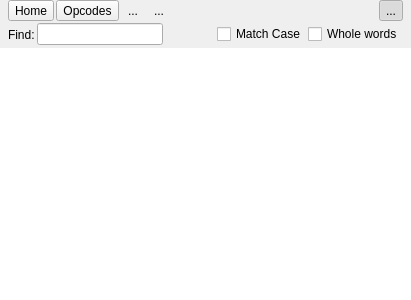
First picture: the form in src/dockhelp.ui, repository CsoundQt/CsoundQt, before the edit.
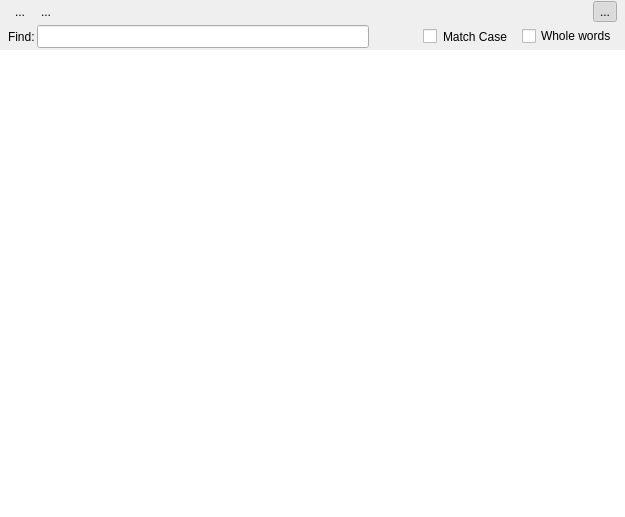
Second picture: the form after the edit. Icons and pictures are not drawn.

Diff of the .ui file:
```diff
--- a/src/dockhelp.ui
+++ b/src/dockhelp.ui
@@ -6,8 +6,8 @@
    <rect>
     <x>0</x>
     <y>0</y>
-    <width>411</width>
-    <height>300</height>
+    <width>625</width>
+    <height>517</height>
    </rect>
   </property>
   <property name="windowTitle">
@@ -41,21 +41,7 @@
       <property name="verticalSpacing">
        <number>0</number>
       </property>
-      <item row="0" column="2">
-       <widget class="QToolButton" name="backButton">
-        <property name="text">
-         <string>...</string>
-        </property>
-        <property name="icon">
-         <iconset resource="application.qrc">
-          <normaloff>:/images/br_prev.png</normaloff>:/images/br_prev.png</iconset>
-        </property>
-        <property name="autoRaise">
-         <bool>true</bool>
-        </property>
-       </widget>
-      </item>
-      <item row="0" column="4">
+      <item row="0" column="9">
        <spacer name="horizontalSpacer">
         <property name="orientation">
          <enum>Qt::Horizontal</enum>
@@ -68,7 +54,27 @@
         </property>
        </spacer>
       </item>
-      <item row="0" column="3">
+      <item row="0" column="1">
+       <widget class="QToolButton" name="backButton">
+        <property name="maximumSize">
+         <size>
+          <width>100</width>
+          <height>16777215</height>
+         </size>
+        </property>
+        <property name="text">
+         <string>...</string>
+        </property>
+        <property name="icon">
+         <iconset resource="application.qrc">
+          <normaloff>:/images/br_prev.png</normaloff>:/images/br_prev.png</iconset>
+        </property>
+        <property name="autoRaise">
+         <bool>true</bool>
+        </property>
+       </widget>
+      </item>
+      <item row="0" column="2">
        <widget class="QToolButton" name="forwardButton">
         <property name="text">
          <string>...</string>
@@ -82,14 +88,7 @@
         </property>
        </widget>
       </item>
-      <item row="0" column="0">
-       <widget class="QToolButton" name="homeToolButton">
-        <property name="text">
-         <string>Home</string>
-        </property>
-       </widget>
-      </item>
-      <item row="0" column="5">
+      <item row="0" column="11">
        <widget class="QToolButton" name="toggleFindButton">
         <property name="text">
          <string>...</string>
@@ -109,10 +108,26 @@
         </property>
        </widget>
       </item>
-      <item row="0" column="1">
-       <widget class="QToolButton" name="opcodesToolButton">
+      <item row="0" column="3">
+       <widget class="QToolButton" name="homeToolButton">
+        <property name="maximumSize">
+         <size>
+          <width>100</width>
+          <height>16777215</height>
+         </size>
+        </property>
+        <property name="focusPolicy">
+         <enum>Qt::TabFocus</enum>
+        </property>
         <property name="text">
-         <string>Opcodes</string>
+         <string/>
+        </property>
+        <property name="icon">
+         <iconset resource="application.qrc">
+          <normaloff>:/images/go-home-16.png</normaloff>:/images/go-home-16.png</iconset>
+        </property>
+        <property name="autoRaise">
+         <bool>true</bool>
         </property>
        </widget>
       </item>
@@ -129,9 +144,6 @@
       <property name="verticalSpacing">
        <number>0</number>
       </property>
-      <item row="0" column="1">
-       <widget class="QLineEdit" name="findLine"/>
-      </item>
       <item row="0" column="0">
        <widget class="QLabel" name="label">
         <property name="text">
@@ -141,15 +153,11 @@
       </item>
       <item row="0" column="4">
        <widget class="QCheckBox" name="caseBox">
-        <property name="text">
-         <string>Match Case</string>
+        <property name="styleSheet">
+         <string notr="true">padding-right: 8</string>
         </property>
-       </widget>
-      </item>
-      <item row="0" column="5">
-       <widget class="QCheckBox" name="wholeWordBox">
         <property name="text">
-         <string>Whole words</string>
+         <string>Match Case </string>
         </property>
        </widget>
       </item>
@@ -178,6 +186,23 @@
         </property>
        </widget>
       </item>
+      <item row="0" column="1">
+       <widget class="QLineEdit" name="findLine">
+        <property name="maximumSize">
+         <size>
+          <width>16777215</width>
+          <height>40</height>
+         </size>
+        </property>
+       </widget>
+      </item>
+      <item row="0" column="5">
+       <widget class="QCheckBox" name="wholeWordBox">
+        <property name="text">
+         <string>Whole words</string>
+        </property>
+       </widget>
+      </item>
      </layout>
     </item>
     <item>
```
